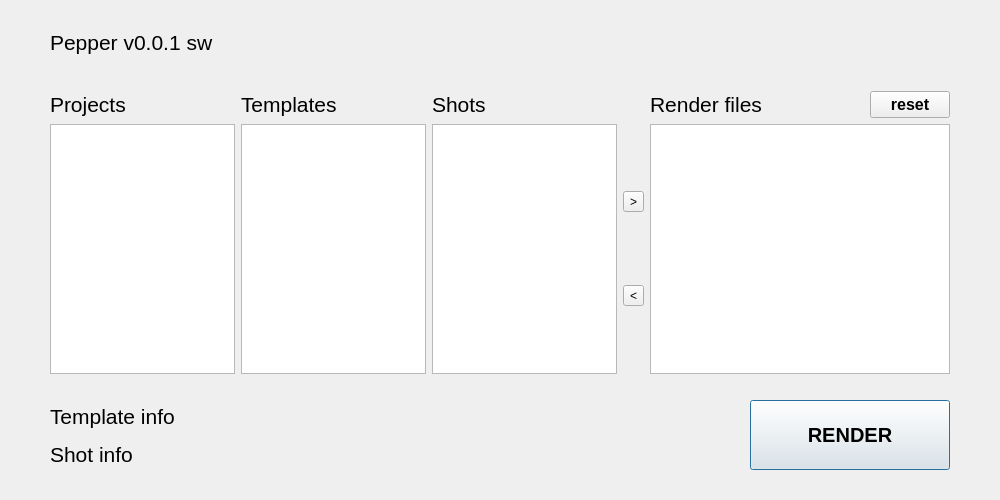
Before: the Qt Designer form ui/ui_sw/main.ui in NetflixVFX-Ac/BlackPepper, drawn with Qt 5.
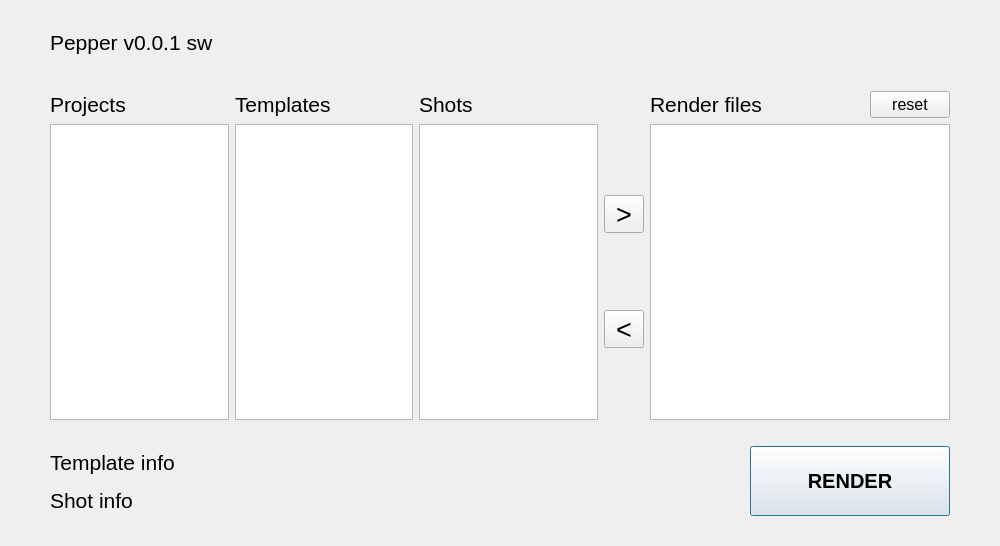
After: the same form once the commit is applied.

```diff
--- a/ui/ui_sw/main.ui
+++ b/ui/ui_sw/main.ui
@@ -7,7 +7,7 @@
     <x>0</x>
     <y>0</y>
     <width>1000</width>
-    <height>500</height>
+    <height>546</height>
    </rect>
   </property>
   <property name="windowTitle">
@@ -66,7 +66,7 @@
        </property>
        <property name="sizeHint" stdset="0">
         <size>
-         <width>180</width>
+         <width>130</width>
          <height>20</height>
         </size>
        </property>
@@ -143,6 +143,19 @@
         <layout class="QVBoxLayout" name="verticalLayout_4">
          <item>
           <widget class="QToolButton" name="append_btn">
+           <property name="minimumSize">
+            <size>
+             <width>6</width>
+             <height>4</height>
+            </size>
+           </property>
+           <property name="font">
+            <font>
+             <pointsize>20</pointsize>
+             <weight>50</weight>
+             <bold>false</bold>
+            </font>
+           </property>
            <property name="text">
             <string>&gt;</string>
            </property>
@@ -150,6 +163,13 @@
          </item>
          <item>
           <widget class="QToolButton" name="del_btn">
+           <property name="font">
+            <font>
+             <pointsize>20</pointsize>
+             <weight>50</weight>
+             <bold>false</bold>
+            </font>
+           </property>
            <property name="text">
             <string>&lt;</string>
            </property>
@@ -262,8 +282,8 @@
            <property name="font">
             <font>
              <pointsize>12</pointsize>
-             <weight>75</weight>
-             <bold>true</bold>
+             <weight>50</weight>
+             <bold>false</bold>
             </font>
            </property>
            <property name="text">
```
